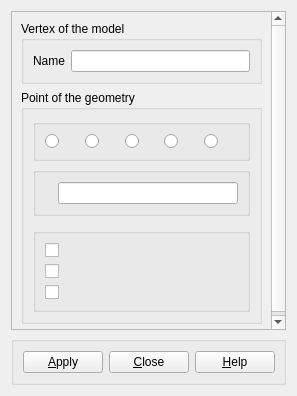
First picture: the form in src/HEXABLOCKGUI/MyDlgRef/DlgRef_Skeleton_QTD.ui, repository SalomePlatform/hexablock, before the edit.
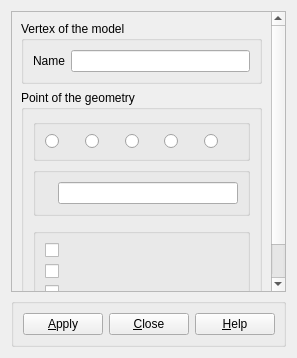
Second picture: the form after the edit.

```diff
--- a/src/HEXABLOCKGUI/MyDlgRef/DlgRef_Skeleton_QTD.ui
+++ b/src/HEXABLOCKGUI/MyDlgRef/DlgRef_Skeleton_QTD.ui
@@ -7,7 +7,7 @@
     <x>0</x>
     <y>0</y>
     <width>297</width>
-    <height>396</height>
+    <height>358</height>
    </rect>
   </property>
   <property name="sizePolicy">
@@ -33,8 +33,8 @@
        <rect>
         <x>0</x>
         <y>0</y>
-        <width>275</width>
-        <height>322</height>
+        <width>260</width>
+        <height>307</height>
        </rect>
       </property>
       <layout class="QVBoxLayout" name="verticalLayout_3">
```
